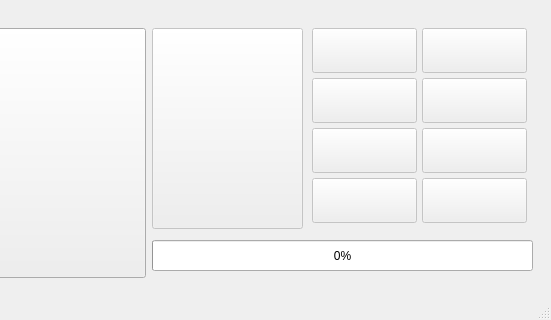
k1r91/course2, file payment_system/qt_gui/terminal.ui: the form before one commit; both pictures show x 659 to 1210 and y 523 to 843 of the 1210 by 843 pixel window.
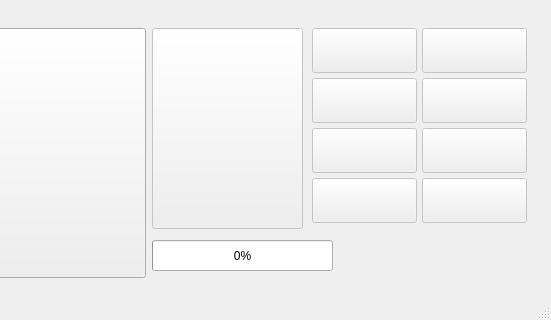
The form after the commit. Icons and pictures are not drawn.

Commit message: Done bill acceptor.

What changed in the file:
```diff
--- a/payment_system/qt_gui/terminal.ui
+++ b/payment_system/qt_gui/terminal.ui
@@ -202,7 +202,7 @@
          <rect>
           <x>0</x>
           <y>212</y>
-          <width>381</width>
+          <width>181</width>
           <height>31</height>
          </rect>
         </property>
@@ -508,6 +508,25 @@
          </size>
         </property>
        </widget>
+       <widget class="QLabel" name="label_error_bill_acceptor">
+        <property name="geometry">
+         <rect>
+          <x>210</x>
+          <y>210</y>
+          <width>181</width>
+          <height>31</height>
+         </rect>
+        </property>
+        <property name="styleSheet">
+         <string notr="true">color: red;</string>
+        </property>
+        <property name="text">
+         <string/>
+        </property>
+        <property name="alignment">
+         <set>Qt::AlignCenter</set>
+        </property>
+       </widget>
       </widget>
      </item>
     </layout>
```
Left out of the diff: 6 changed lines with no effect on the pictures. The commit also changes 19 other files.
